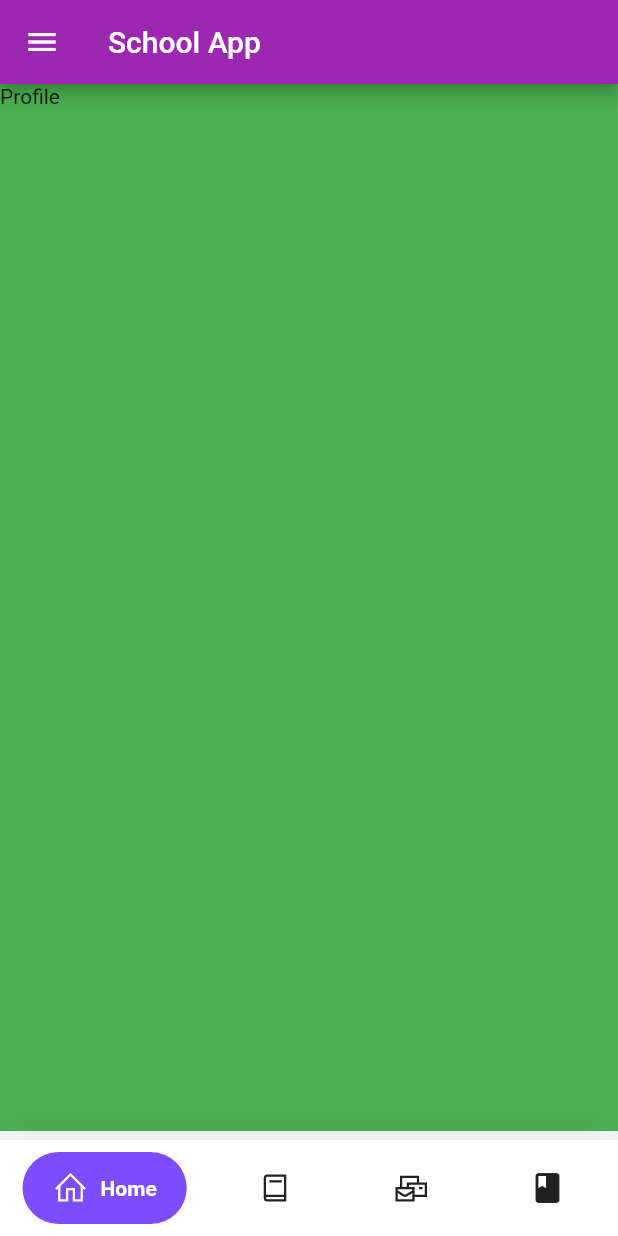
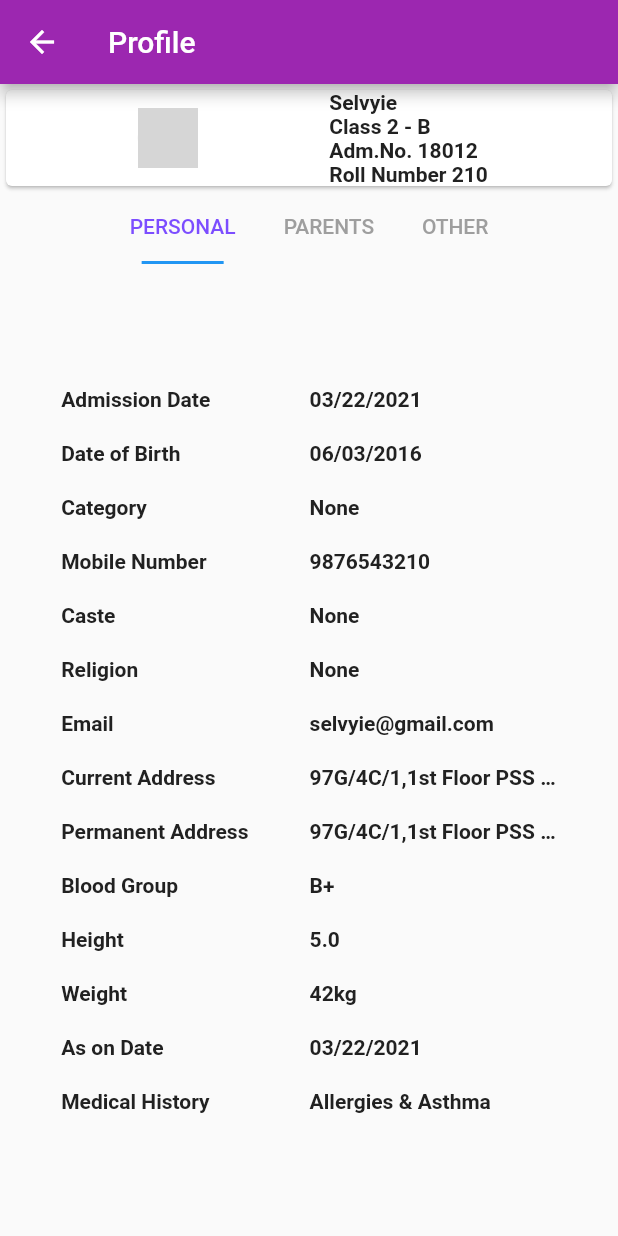
Before and after one commit to venkat9507/school-app, a Flutter app: the screen it shows after launch, in the side drawer, after a tap on "Profile", on a phone screen of 412 x 824 dp. Run offline on Flutter 3.47's test engine with Material 2 defaults, Android fonts, the light colour scheme and no system bars; drawn by our look-alikes of circular_profile_avatar, google_nav_bar; our stand-ins replace animated_text_kit, cloud_firestore, firebase_auth, firebase_core, flutter_spinkit, get and 1 more; accounts and stored records are empty; network calls fail; grey boxes are pictures that could not be loaded.

Commit message:
profile page completed

```diff
--- a/lib/screens/Sidemenu/Side_menu.dart
+++ b/lib/screens/Sidemenu/Side_menu.dart
@@ -3,6 +3,7 @@ import 'package:flutter/material.dart';
 import 'package:flutter_school_app_july_1/constants/color_constants.dart';
 import 'package:flutter_school_app_july_1/constants/controller.dart';
 import 'package:flutter_school_app_july_1/constants/text_constants.dart';
+import 'package:flutter_school_app_july_1/screens/Sidemenu/profile/profile.dart';
 import 'package:get/get.dart';
 import 'package:line_icons/line_icons.dart';
 
@@ -63,8 +64,7 @@ class _SideMenuState extends State<SideMenu> {
                     child: InkWell(
                       onTap: (){
 
-                        pageViewController.controller.jumpToPage(4);
-                        Get.back();
+                       Get.to(Profile());
                       },
                       child: ListTile(
                         leading: Icon(Icons.person),
--- a/lib/screens/Sidemenu/profile/profile.dart
+++ b/lib/screens/Sidemenu/profile/profile.dart
@@ -1,4 +1,10 @@
+import 'package:circular_profile_avatar/circular_profile_avatar.dart';
 import 'package:flutter/material.dart';
+import 'package:flutter_school_app_july_1/constants/color_constants.dart';
+import 'package:flutter_school_app_july_1/constants/text_constants.dart';
+import 'package:flutter_school_app_july_1/screens/widgets/profile.dart';
+import 'package:flutter_school_app_july_1/screens/widgets/text_widget.dart';
+import 'package:get/get.dart';
 
 
 class Profile extends StatefulWidget {
@@ -9,13 +15,68 @@ class Profile extends StatefulWidget {
 }
 
 class _ProfileState extends State<Profile> {
+  final List<Tab> tabs = <Tab>[
+    Tab(text:'PERSONAL'),
+    Tab(text: 'PARENTS'),
+    Tab(text: 'OTHER'),
+  ];
   @override
   Widget build(BuildContext context) {
-    return Container(
-      color: Colors.green,
-      height: 300,
-      width: 300,
-      child: Text('Profile'),
+    return DefaultTabController(
+      length: tabs.length,
+      child: Scaffold(
+        appBar: AppBar(
+          backgroundColor: primary,
+          leading: IconButton(icon: Icon(Icons.arrow_back),
+              onPressed: (){
+            Get.back();
+          }),
+          title: Text('Profile',style: TextStyle(color: textcolor),),
+        ),
+        body: Column(
+          children: [
+            Card(
+              child: Row(
+                mainAxisAlignment: MainAxisAlignment.spaceEvenly,
+                children: [
+                  CircularProfileAvatar(
+                    'https://images.ctfassets.net/p0qf7j048i0q/6UM0DTikFfdNvAu5jym5x9/c7ab7310b07ff8613ec0232135d5d9c9/G1155346217.jpg?w=1000&h=750&fit=fill&fm=webp',
+                    cacheImage: true,
+                    radius: 25, // sets radius, default 50.0
+                    // backgroundColor: Colors.transparent, // sets background color, default Colors.white
+                    borderWidth: 5,  ),
+                  Column(
+                    crossAxisAlignment: CrossAxisAlignment.start,
+                    children: [
+                      TextWidgetBold('Selvyie'),
+                      TextWidgetBold('Class 2 - B'),
+                      TextWidgetBold('Adm.No. 18012'),
+                      TextWidgetBold('Roll Number 210'),
+                    ],
+                  )
+                ],
+              ),
+            ),
+            TabBar(
+              tabs: tabs,
+              isScrollable: true,
+              labelColor: accentcolor,
+              unselectedLabelColor: Colors.grey,
+              indicatorPadding:
+              EdgeInsets.symmetric(horizontal: 24.0),
+            ),
+            Expanded(
+              child: TabBarView(
+                  children: [
+               PersonalDetails(),
+                ParentWidget(),
+                    Other(),
+              ]),
+            )
+          ],
+        ),
+      ),
     );
   }
+
 }
--- /dev/null
+++ b/lib/screens/widgets/profile.dart
@@ -0,0 +1,254 @@
+import 'package:circular_profile_avatar/circular_profile_avatar.dart';
+import 'package:flutter/material.dart';
+import 'package:flutter_school_app_july_1/constants/color_constants.dart';
+import 'package:flutter_school_app_july_1/constants/text_constants.dart';
+import 'package:flutter_school_app_july_1/screens/widgets/text_widget.dart';
+
+
+
+Row PersonalDetails() {
+  return Row(
+    mainAxisAlignment: MainAxisAlignment.spaceEvenly,
+    children: [
+      Wrap(
+        // runSpacing: 50,
+        spacing: 20,
+        direction: Axis.vertical,
+        children: [
+          TextWidgetBold('Admission Date'),
+          TextWidgetBold('Date of Birth'),
+          TextWidgetBold('Category'),
+          TextWidgetBold('Mobile Number'),
+          TextWidgetBold('Caste'),
+          TextWidgetBold('Religion'),
+          TextWidgetBold('Email'),
+          TextWidgetBold('Current Address'),
+          TextWidgetBold('Permanent Address'),
+          TextWidgetBold('Blood Group'),
+          TextWidgetBold('Height '),
+          TextWidgetBold('Weight '),
+          TextWidgetBold('As on Date '),
+          TextWidgetBold('Medical History '),
+        ],
+      ),
+      Wrap(
+        // runSpacing: 50,
+        spacing: 20,
+        direction: Axis.vertical,
+        children: [
+          TextWidgetBold('03/22/2021 '),
+          TextWidgetBold('06/03/2016'),
+          TextWidgetBold('None'),
+          TextWidgetBold('9876543210'),
+          TextWidgetBold('None'),
+          TextWidgetBold('None'),
+          TextWidgetBold('selvyie@gmail.com'),
+          SingleChildScrollView(
+            scrollDirection: Axis.horizontal,
+            child: Container(
+                width: size.width * 0.4,
+                child: TextWidgetBold('97G/4C/1,1st Floor PSS Jayam Towers, Palai Main Road, Teachers Colony, Thoothukudi, Tamil Nadu 628008',)),
+          ),
+          Container(
+              width: size.width * 0.4,
+              child: TextWidgetBold('97G/4C/1,1st Floor PSS Jayam Towers, Palai Main Road, Teachers Colony, Thoothukudi, Tamil Nadu 628008',)),
+          TextWidgetBold('B+'),
+          TextWidgetBold('5.0 '),
+          TextWidgetBold('42kg '),
+          TextWidgetBold('03/22/2021 '),
+          TextWidgetBold('Allergies & Asthma '),
+        ],
+      )
+    ],
+  );
+}
+
+
+
+
+
+
+SingleChildScrollView ParentWidget() {
+  return SingleChildScrollView(
+    scrollDirection: Axis.vertical,
+    child: Column(
+      children: [
+        Row(
+          children: [
+            Expanded(
+              flex:2,
+              child: Column(
+                children: [
+                  CircularProfileAvatar(
+                    'https://media.istockphoto.com/photos/smiling-man-outdoors-in-the-city-picture-id1179420343?k=6&m=1179420343&s=612x612&w=0&h=y7GrwxrbixTWvJfaeiu55rWXMGYr6oP583uzJJ4-Kis=',
+                    cacheImage: true,
+                    radius: 50, // sets radius, default 50.0
+                    // backgroundColor: Colors.transparent, // sets background color, default Colors.white
+                    borderWidth: 5,  ),
+                  SizedBox(
+                    height: 10,
+                  ),
+                  TextWidgetBold('Father'),
+                ],
+              ),
+            ),
+            Expanded(
+              flex: 3,
+              child: Column(
+                children: [
+                  ListTile(
+                      leading: Icon(Icons.person,),
+                      title: TextWidgetBold('Oliver Thomas')
+                  ),
+                  ListTile(
+                      leading: Icon(Icons.phone,),
+                      title: TextWidgetBold('9876543210')
+                  ),
+                  ListTile(
+                      leading: Icon(Icons.person,),
+                      title: TextWidgetBold('Lawyer')
+                  ),
+                ],
+              ),
+            ),
+          ],
+        ),
+        Divider(color: dividerclr,thickness: 2,),
+        Row(
+          children: [
+            Expanded(
+              flex:2,
+              child: Column(
+                children: [
+                  CircularProfileAvatar(
+                    'https://static.toiimg.com/photo/72957218.cms',
+                    cacheImage: true,
+                    radius: 50, // sets radius, default 50.0
+                    // backgroundColor: Colors.transparent, // sets background color, default Colors.white
+                    borderWidth: 5,  ),
+                  SizedBox(
+                    height: 10,
+                  ),
+                  TextWidgetBold('Mother'),
+                ],
+              ),
+            ),
+            Expanded(
+              flex: 3,
+              child: Column(
+                children: [
+                  ListTile(
+                      leading: Icon(Icons.person,),
+                      title: TextWidgetBold('Caroline Thomas')
+                  ),
+                  ListTile(
+                      leading: Icon(Icons.phone,),
+                      title: TextWidgetBold('9876543210')
+                  ),
+                  ListTile(
+                      leading: Icon(Icons.person,),
+                      title: TextWidgetBold('Teacher')
+                  ),
+                ],
+              ),
+            ),
+          ],
+        ),
+        Divider(color: dividerclr,thickness: 2,),
+        Row(
+          children: [
+            Expanded(
+              flex:2,
+              child: Column(
+                children: [
+                  CircularProfileAvatar(
+                    'https://media.istockphoto.com/photos/smiling-man-outdoors-in-the-city-picture-id1179420343?k=6&m=1179420343&s=612x612&w=0&h=y7GrwxrbixTWvJfaeiu55rWXMGYr6oP583uzJJ4-Kis=',
+                    cacheImage: true,
+                    radius: 60, // sets radius, default 50.0
+                    // backgroundColor: Colors.transparent, // sets background color, default Colors.white
+                    borderWidth: 5,  ),
+                  SizedBox(
+                    height: 10,
+                  ),
+                  TextWidgetBold('Father'),
+                ],
+              ),
+            ),
+            Expanded(
+              flex: 3,
+              child: Column(
+                children: [
+                  ListTile(
+                      leading: Icon(Icons.person,),
+                      title: TextWidgetBold('Oliver Thomas')
+                  ),
+                  ListTile(
+                      leading: Icon(Icons.phone,),
+                      title: TextWidgetBold('9876543210')
+                  ),
+                  ListTile(
+                      leading: Icon(Icons.person,),
+                      title: TextWidgetBold('Lawyer')
+                  ),
+                  ListTile(
+                      leading: Icon(Icons.people,),
+                      title: TextWidgetBold('Father')
+                  ),
+                  ListTile(
+                      leading: Icon(Icons.email,),
+                      title: TextWidgetBold('oliver@gmail.com')
+                  ),
+                  ListTile(
+                      leading: Icon(Icons.location_on,),
+                      title: TextWidgetBold('West Brooklyn')
+                  ),
+                ],
+              ),
+            ),
+          ],
+        ),
+        Divider(color: dividerclr,thickness: 2,),
+      ],
+    ),
+  );
+}
+
+
+
+Row Other() {
+  return Row(
+    mainAxisAlignment: MainAxisAlignment.spaceEvenly,
+    children: [
+      Wrap(
+        // runSpacing: 50,
+        spacing: 50,
+        direction: Axis.vertical,
+        children: [
+          TextWidgetBold('Previous School Name '),
+          TextWidgetBold('Vehicle Route'),
+          TextWidgetBold('Vehicle No'),
+          TextWidgetBold('Driver Name'),
+          TextWidgetBold('Driver Contact'),
+          TextWidgetBold('Hostels'),
+          TextWidgetBold('Room No '),
+          TextWidgetBold('Room Type'),
+        ],
+      ),
+      Wrap(
+        // runSpacing: 50,
+        spacing: 50,
+        direction: Axis.vertical,
+        children: [
+          TextWidgetBold(' ABCD School Name'),
+          TextWidgetBold('Near to Mosque'),
+          TextWidgetBold('AJ 1234'),
+          TextWidgetBold('John'),
+          TextWidgetBold('9876543210'),
+          TextWidgetBold('None'),
+          TextWidgetBold('None'),
+          TextWidgetBold('None'),
+        ],
+      )
+    ],
+  );
+}
--- /dev/null
+++ b/lib/screens/widgets/text_widget.dart
@@ -0,0 +1,10 @@
+import 'package:flutter/material.dart';
+import 'package:flutter_school_app_july_1/constants/color_constants.dart';
+
+
+Text TextWidgetBold(dynamic name) => Text(
+      name,
+      maxLines: 1,
+      overflow: TextOverflow.ellipsis,
+      style: TextStyle(color: primarytext, fontWeight: FontWeight.bold),
+    );
```
